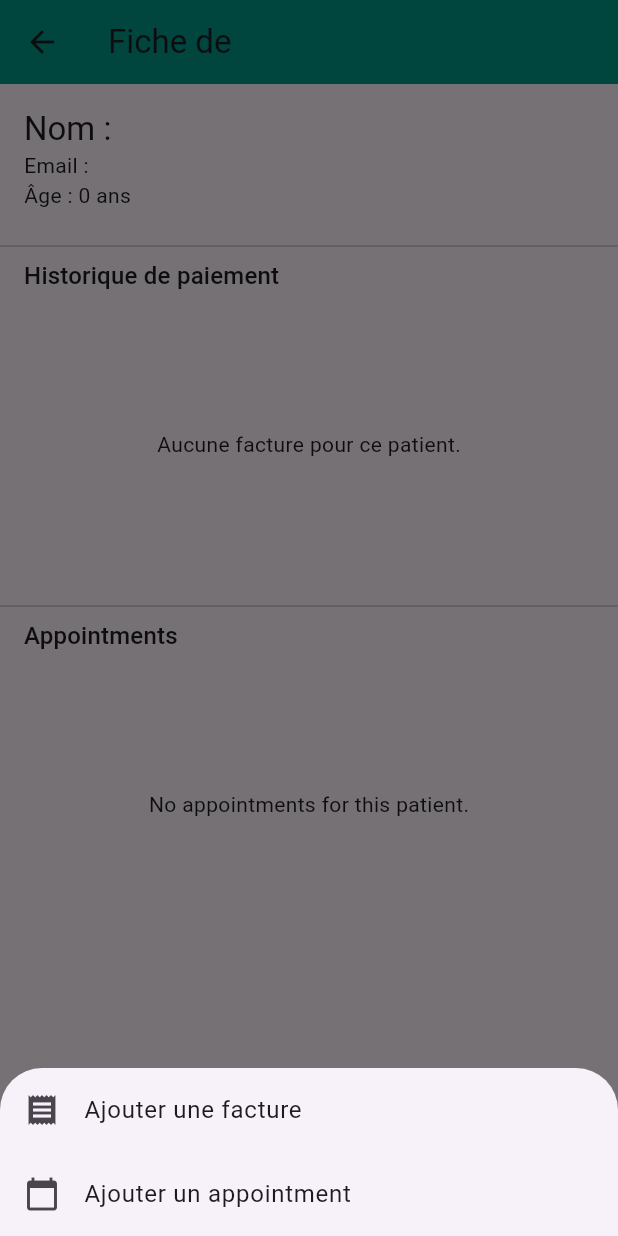
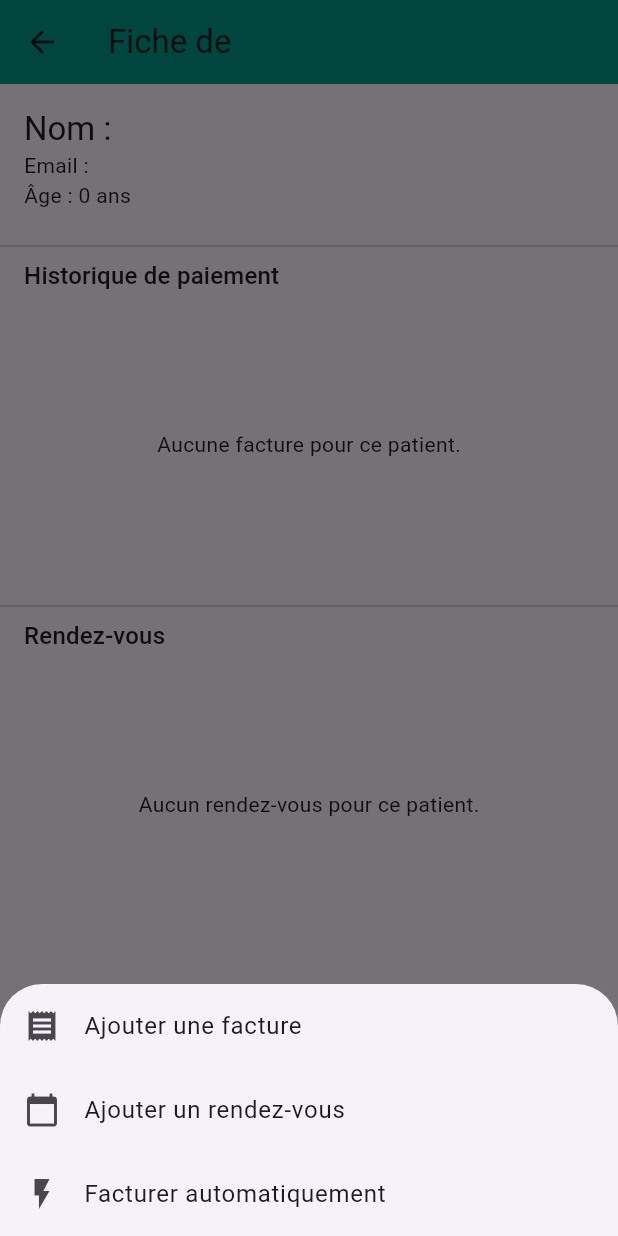
Before and after one commit to sabri-jammoussi/Projet_flutter_iit, a Flutter app: the PatientDetailsPage screen opened directly with empty values, after a tap on the "add" icon, on a phone screen of 412 x 824 dp. Run offline on Flutter 3.47's test engine with Material 3 defaults, Android fonts, the phone set to English and light mode, and no system bars; our stand-ins replace shared_preferences; accounts and stored records are empty.

Commit message:
facturation automatique

```diff
--- /dev/null
+++ b/lib/models/acte_medicale.dart
@@ -0,0 +1,6 @@
+class ActeMedical {
+  final String nom;
+  final double tarif;
+
+  ActeMedical({required this.nom, required this.tarif});
+}
--- a/lib/models/appointment.dart
+++ b/lib/models/appointment.dart
@@ -5,13 +5,11 @@ enum AppointmentStatus { pending, confirmed, cancelled, completed }
 class Appointment {
   final Patient patient;
   final DateTime dateTime;
-  final String reason;
   AppointmentStatus status;
 
   Appointment({
     required this.patient,
     required this.dateTime,
-    required this.reason,
     this.status = AppointmentStatus.pending,
   });
 }
--- a/lib/models/facture.dart
+++ b/lib/models/facture.dart
@@ -1,19 +1,32 @@
+import 'package:dentiste/models/acte_medicale.dart';
 import 'package:dentiste/models/patient.dart';
 
 enum StatutPaiement { paye, partiel, impaye }
 
 class Facture {
+  final String id;
   final Patient patient;
-  final double montant;
   final DateTime date;
-  final StatutPaiement statut;
+  final List<ActeMedical> actes;
+  final double montantPaye;
   final String modePaiement;
 
   Facture({
+    required this.id,
     required this.patient,
-    required this.montant,
     required this.date,
-    required this.statut,
+    required this.actes,
+    required this.montantPaye,
     required this.modePaiement,
   });
+
+  double get montantTotal => actes.fold(0, (sum, acte) => sum + acte.tarif);
+
+  double get resteAPayer => montantTotal - montantPaye;
+
+  StatutPaiement get statut {
+    if (montantPaye >= montantTotal) return StatutPaiement.paye;
+    if (montantPaye > 0) return StatutPaiement.partiel;
+    return StatutPaiement.impaye;
+  }
 }
--- a/lib/pages/appointment/widgets/appointment_form.dart
+++ b/lib/pages/appointment/widgets/appointment_form.dart
@@ -124,7 +124,7 @@ class _AppointmentFormState extends State<AppointmentForm> {
               widget.onSubmit(Appointment(
                 patient: selectedPatient!,
                 dateTime: selectedDateTime,
-                reason: reason,
+
               ));
               Navigator.pop(context);
             }
--- a/lib/pages/appointment/widgets/appointment_title.dart
+++ b/lib/pages/appointment/widgets/appointment_title.dart
@@ -32,10 +32,17 @@ class AppointmentTile extends StatelessWidget {
     }
   }
 
+  String _formattedDateTime(DateTime dateTime) {
+    final date = '${dateTime.day.toString().padLeft(2, '0')}/'
+        '${dateTime.month.toString().padLeft(2, '0')}/'
+        '${dateTime.year}';
+    final time = '${dateTime.hour.toString().padLeft(2, '0')}:'
+        '${dateTime.minute.toString().padLeft(2, '0')}';
+    return '$date à $time';
+  }
+
   @override
   Widget build(BuildContext context) {
-    final time = '${appointment.dateTime.hour.toString().padLeft(2, '0')}:${appointment.dateTime.minute.toString().padLeft(2, '0')}';
-
     return Card(
       margin: const EdgeInsets.symmetric(vertical: 6, horizontal: 12),
       child: ListTile(
@@ -44,7 +51,7 @@ class AppointmentTile extends StatelessWidget {
         subtitle: Column(
           crossAxisAlignment: CrossAxisAlignment.start,
           children: [
-            Text('${appointment.reason} — $time'),
+            Text('Rendez-vous — ${_formattedDateTime(appointment.dateTime)}'),
             const SizedBox(height: 6),
             Row(
               children: [
@@ -58,7 +65,7 @@ class AppointmentTile extends StatelessWidget {
                   child: Text(
                     _statusLabel(appointment.status),
                     style: const TextStyle(
-                      color: Colors.pink,
+                      color: Colors.white,
                       fontSize: 12,
                       fontWeight: FontWeight.bold,
                     ),
--- a/lib/pages/billing/billing_controller.dart
+++ b/lib/pages/billing/billing_controller.dart
@@ -7,19 +7,19 @@ class BillingController extends ChangeNotifier {
 
   List<Facture> get factures => _factures;
 double get totalFactures =>
-    factures.fold(0.0, (sum, f) => sum + f.montant);
+    factures.fold(0.0, (sum, f) => sum + f.montantPaye);
 
 double get totalPaye =>
     factures.where((f) => f.statut == StatutPaiement.paye)
-            .fold(0.0, (sum, f) => sum + f.montant);
+            .fold(0.0, (sum, f) => sum + f.montantPaye);
 
 double get totalPartiel =>
     factures.where((f) => f.statut == StatutPaiement.partiel)
-            .fold(0.0, (sum, f) => sum + f.montant);
+            .fold(0.0, (sum, f) => sum + f.montantPaye);
 
 double get totalImpaye =>
     factures.where((f) => f.statut == StatutPaiement.impaye)
-            .fold(0.0, (sum, f) => sum + f.montant);
+            .fold(0.0, (sum, f) => sum + f.montantPaye);
 
   void loadFactures() {
   _factures.addAll([]);
--- a/lib/pages/patient/patient_detail_page.dart
+++ b/lib/pages/patient/patient_detail_page.dart
@@ -1,12 +1,12 @@
-import 'package:dentiste/pages/appointment/widgets/appointment_title.dart';
 import 'package:flutter/material.dart';
 import 'package:provider/provider.dart';
 import 'package:dentiste/models/patient.dart';
+import 'package:dentiste/pages/appointment/appointment_controller.dart';
+import 'package:dentiste/pages/appointment/widgets/appointment_form.dart';
+import 'package:dentiste/pages/appointment/widgets/appointment_title.dart';
 import 'package:dentiste/pages/billing/billing_controller.dart';
 import 'package:dentiste/pages/billing/widgets/billing_card.dart';
 import 'package:dentiste/pages/billing/widgets/billing_form.dart';
-import 'package:dentiste/pages/appointment/appointment_controller.dart';
-import 'package:dentiste/pages/appointment/widgets/appointment_form.dart';
 
 class PatientDetailsPage extends StatelessWidget {
   final Patient patient;
@@ -69,13 +69,13 @@ class PatientDetailsPage extends StatelessWidget {
           // Appointments
           Padding(
             padding: const EdgeInsets.symmetric(horizontal: 16),
-            child: Text('Appointments',
+            child: Text('Rendez-vous',
                 style: Theme.of(context).textTheme.titleMedium),
           ),
           SizedBox(
             height: 200,
             child: appointments.isEmpty
-                ? const Center(child: Text('No appointments for this patient.'))
+                ? const Center(child: Text('Aucun rendez-vous pour ce patient.'))
                 : ListView.builder(
                     padding: const EdgeInsets.all(16),
                     itemCount: appointments.length,
@@ -116,7 +116,7 @@ class PatientDetailsPage extends StatelessWidget {
                 ),
                 ListTile(
                   leading: const Icon(Icons.calendar_today),
-                  title: const Text('Ajouter un appointment'),
+                  title: const Text('Ajouter un rendez-vous'),
                   onTap: () {
                     Navigator.pop(context);
                     showDialog(
@@ -132,6 +132,27 @@ class PatientDetailsPage extends StatelessWidget {
                     );
                   },
                 ),
+                ListTile(
+                  leading: const Icon(Icons.flash_on),
+                  title: const Text('Facturer automatiquement'),
+                  onTap: () {
+                    Navigator.pop(context);
+                    showDialog(
+                      context: context,
+                      builder: (_) => BillingForm(
+                        patient: patient,
+                        onSubmit: (newFacture) {
+                          Provider.of<BillingController>(context, listen: false)
+                              .addFacture(newFacture);
+                          Navigator.pop(context);
+                          ScaffoldMessenger.of(context).showSnackBar(
+                            const SnackBar(content: Text('Facture générée automatiquement')),
+                          );
+                        },
+                      ),
+                    );
+                  },
+                ),
               ],
             ),
           );
--- a/pubspec.yaml
+++ b/pubspec.yaml
@@ -36,6 +36,7 @@ dependencies:
   cupertino_icons: ^1.0.2
   shared_preferences: ^2.2.3
   provider: ^6.1.1
+  table_calendar: ^3.0.8
 dev_dependencies:
   flutter_test:
     sdk: flutter
```
Also changed, not shown: lib/pages/billing/widgets/billing_card.dart (+10 -4 lines), lib/pages/billing/widgets/billing_form.dart (+58 -30 lines), pubspec.lock.
